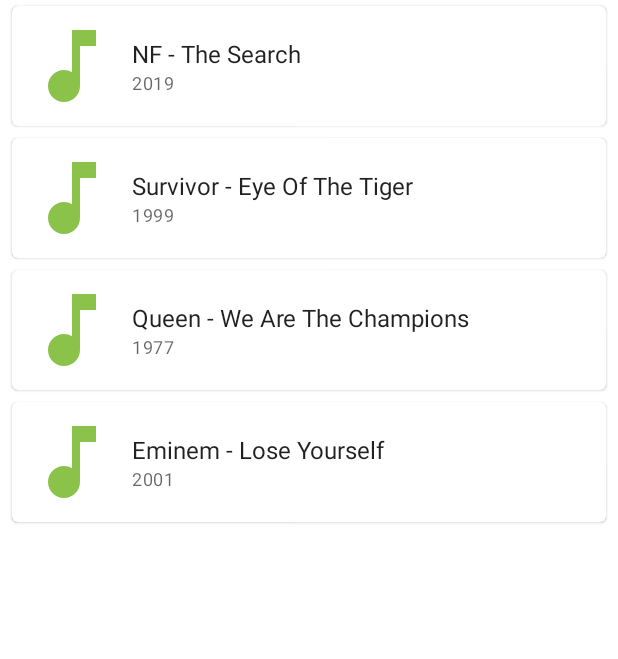
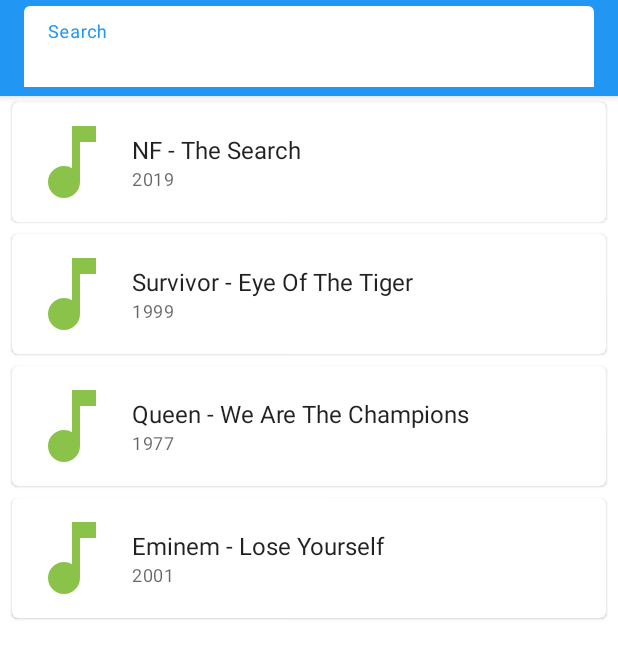
Before and after one commit to tomaszczart/SongApp, an Android app: the screen it shows after launch (SongsActivity), on a phone screen of 412 x 824 dp. Shown: the top 659 px of the screen. Run offline under Robolectric (Android 15) with nearby library versions, the phone set to English and light mode, and no system bars; our stand-ins replace Dagger/Hilt's generated code, Timber, data binding; 1 statement that could not run was skipped.

Commit message:
Added search box.

```diff
--- a/app/src/main/res/layout/activity_songs.xml
+++ b/app/src/main/res/layout/activity_songs.xml
@@ -5,7 +5,7 @@
 
     <data>
         <variable name="viewModel"
-                  type="com.tooploox.songapp.songsScreen.viewModel.SongsActivityViewModel"/>
+            type="com.tooploox.songapp.songsScreen.viewModel.SongsActivityViewModel" />
     </data>
 
     <androidx.coordinatorlayout.widget.CoordinatorLayout
@@ -24,6 +24,23 @@
                 android:fitsSystemWindows="true"
                 app:layout_scrollFlags="scroll|enterAlways">
 
+                <com.google.android.material.textfield.TextInputLayout
+                    android:layout_width="match_parent"
+                    android:layout_height="wrap_content"
+                    android:layout_marginLeft="16dp"
+                    android:layout_marginTop="4dp"
+                    android:layout_marginRight="16dp"
+                    android:layout_marginBottom="4dp"
+                    android:hint="@string/search"
+                    android:theme="@style/TextInputTheme">
+
+                    <com.google.android.material.textfield.TextInputEditText
+                        android:layout_width="match_parent"
+                        android:layout_height="wrap_content"
+                        android:imeOptions="actionSearch" />
+
+                </com.google.android.material.textfield.TextInputLayout>
+
             </com.google.android.material.appbar.CollapsingToolbarLayout>
         </com.google.android.material.appbar.AppBarLayout>
 
@@ -40,7 +57,7 @@
                     app:layout_constraintStart_toStartOf="parent"
                 app:layout_constraintBottom_toBottomOf="parent"
                 app:layout_constraintEnd_toEndOf="parent"
-                    app:visible="@{!viewModel.songsList.isEmpty()}"/>
+                app:visible="@{!viewModel.songsList.isEmpty()}" />
 
             <TextView
                     app:visible="@{viewModel.songsList == null || viewModel.songsList.isEmpty()}"
--- a/app/src/main/res/values/strings.xml
+++ b/app/src/main/res/values/strings.xml
@@ -1,4 +1,5 @@
 <resources>
     <string name="album_cover">Album Cover</string>
     <string name="nothing_to_show">Nothing to show...</string>
+    <string name="search">Search</string>
 </resources>
```
Lines whose indentation alone changed are shown as unchanged.
